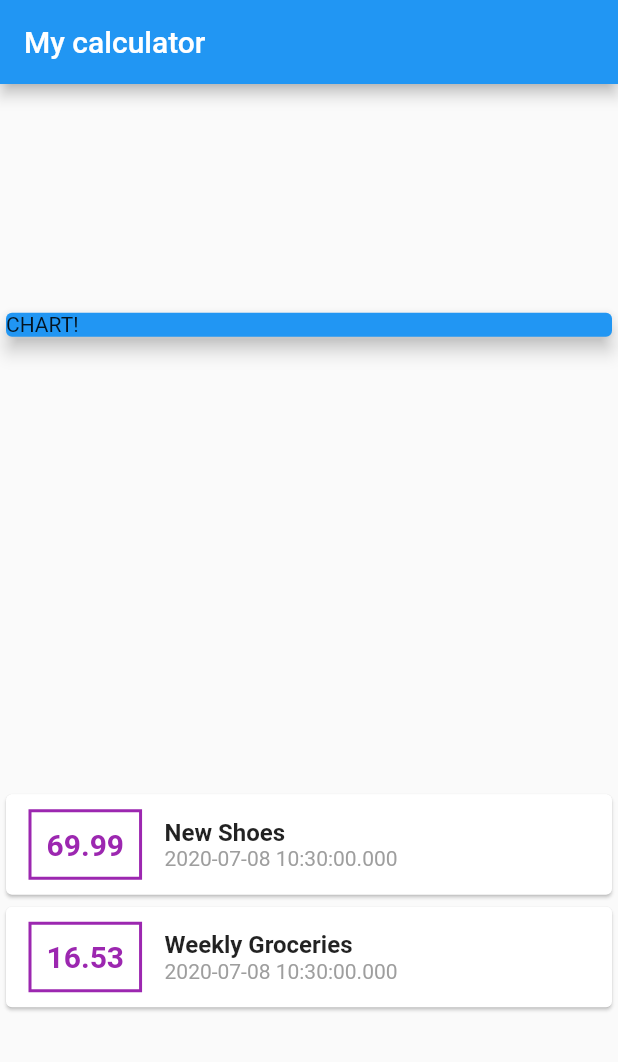
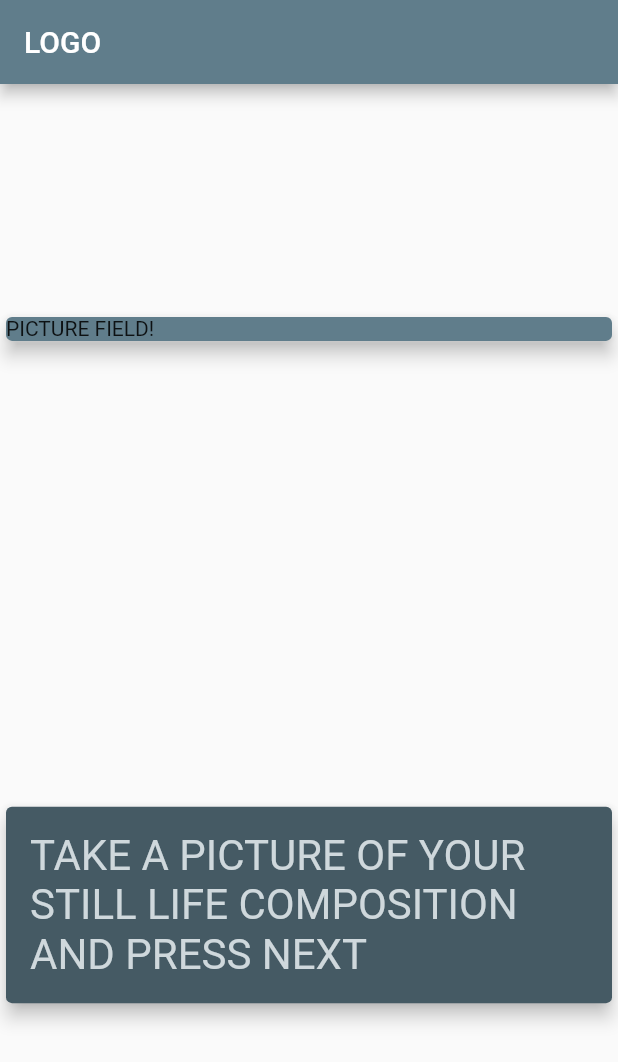
Before and after one commit to Guidosalimbeni/calculator_flutter, a Flutter app: the screen it shows after launch, on a phone screen of 412 x 824 dp. Shown: the top 1062 px of the screen. Run offline on Flutter 3.47's test engine with Material 2 defaults, Android fonts, the phone set to English and light mode, and no system bars.

Commit message:
ading text

```diff
--- a/calculator_project/lib/main.dart
+++ b/calculator_project/lib/main.dart
@@ -1,6 +1,4 @@
 import 'package:flutter/material.dart';
-
-import './transaction.dart';
 
 void main() => runApp(MyApp());
 
@@ -8,33 +6,19 @@ class MyApp extends StatelessWidget {
   @override
   Widget build(BuildContext context) {
     return MaterialApp(
-      title: 'Flutter App',
+      title: 'AVACA',
+      theme: ThemeData(primarySwatch: Colors.blueGrey),
       home: MyHomePage(),
     );
   }
 }
 
 class MyHomePage extends StatelessWidget {
-  final List<Transaction> transactions = [
-    Transaction(
-      id: 't1',
-      title: 'New Shoes',
-      amount: 69.99,
-      date: DateTime.now(),
-    ),
-    Transaction(
-      id: 't2',
-      title: 'Weekly Groceries',
-      amount: 16.53,
-      date: DateTime.now(),
-    ),
-  ];
-
   @override
   Widget build(BuildContext context) {
     return Scaffold(
       appBar: AppBar(
-        title: Text('My calculator'),
+        title: Text('LOGO'),
       ),
       body: Column(
         mainAxisAlignment: MainAxisAlignment.spaceAround,
@@ -43,60 +27,26 @@ class MyHomePage extends StatelessWidget {
           Container(
             width: double.infinity,
             child: Card(
-              color: Colors.blue,
-              child: Text('CHART!'),
+              color: Theme.of(context).primaryColor,
+              child: Text('PICTURE FIELD!'),
               elevation: 5,
             ),
           ),
-          Column(
-            children: transactions.map((tx) {
-              return Card(
-                child: Row(
-                  children: <Widget>[
-                    Container(
-                      margin: EdgeInsets.symmetric(
-                        vertical: 10,
-                        horizontal: 15,
-                      ),
-                      decoration: BoxDecoration(
-                        border: Border.all(
-                          color: Colors.purple,
-                          width: 2,
-                        ),
-                      ),
-                      padding: EdgeInsets.all(10),
-                      child: Text(
-                        tx.amount.toString(),
-                        style: TextStyle(
-                          fontWeight: FontWeight.bold,
-                          fontSize: 20,
-                          color: Colors.purple,
-                        ),
-                      ),
-                    ),
-                    Column(
-                      crossAxisAlignment: CrossAxisAlignment.start,
-                      children: <Widget>[
-                        Text(
-                          tx.title,
-                          style: TextStyle(
-                            fontSize: 16,
-                            fontWeight: FontWeight.bold,
-                          ),
-                        ),
-                        Text(
-                          tx.date.toString(),
-                          style: TextStyle(
-                            color: Colors.grey,
-                          ),
-                        ),
-                      ],
-                    ),
-                  ],
+          Container(
+            width: double.infinity,
+            child: Card(
+              color: Theme.of(context).primaryColorDark,
+              child: Padding(
+                padding: const EdgeInsets.all(16.0),
+                child: Text(
+                  "TAKE A PICTURE OF YOUR STILL LIFE COMPOSITION AND PRESS NEXT",
+                  style: TextStyle(
+                      color: Theme.of(context).primaryColorLight, fontSize: 28),
                 ),
-              );
-            }).toList(),
-          ),
+              ),
+              elevation: 5,
+            ),
+          )
         ],
       ),
     );
```
